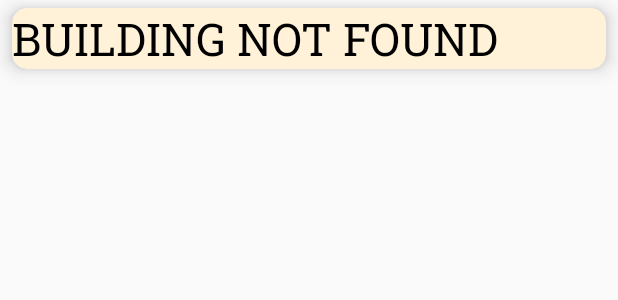
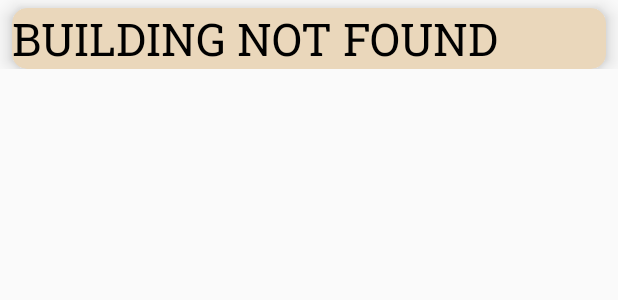
Before and after one commit to JavaJedis/BookIt, an Android app: the layout assign_buiding_recycler_view_row.xml on its own in the app's theme, with its tools: preview values and no code run, on a phone screen of 412 x 824 dp. Shown: the top 300 px of the screen. Run offline under Robolectric (Android 15) with nearby library versions, the light colour scheme and no system bars.

Commit message:
small debug and appearance changes

```diff
--- a/front_end/app/src/main/AndroidManifest.xml
+++ b/front_end/app/src/main/AndroidManifest.xml
@@ -37,10 +37,12 @@
             android:exported="false" />
         <activity
             android:name=".management.AdminManagementActivity"
-            android:exported="false" />
+            android:exported="false"
+            android:windowSoftInputMode="stateVisible|adjustPan" />
         <activity
             android:name=".management.AssignBuildingAdminActivity"
-            android:exported="false" />
+            android:exported="false"
+            android:windowSoftInputMode="stateVisible|adjustPan" />
         <activity
             android:name=".management.BuildingManagementActivity"
             android:exported="false" />
--- a/front_end/app/src/main/java/com/javajedis/bookit/management/BuildingManagementActivity.java
+++ b/front_end/app/src/main/java/com/javajedis/bookit/management/BuildingManagementActivity.java
@@ -57,10 +57,12 @@ public class BuildingManagementActivity extends AppCompatActivity implements Rec
 
 //        adminEmail = Authentication.getCurrentAccountEmail(this);
 
+        adminEmail = getIntent().getStringExtra("AdminEmail");
+
         GoogleSignInAccount account = GoogleSignIn.getLastSignedInAccount(BuildingManagementActivity.this);
 
         assert account != null;
-        adminEmail = account.getEmail();
+//        adminEmail = account.getEmail();
 
         adminHeading.setText(account.getGivenName());
 
@@ -95,8 +97,6 @@ public class BuildingManagementActivity extends AppCompatActivity implements Rec
                         // parse
                         JSONObject responseObject = new JSONObject(jsonResponse);
                         JSONArray data = responseObject.getJSONArray("data");
-                        System.out.println(data + "yoooooooooooooooooooooooo penis");
-
                         String managedBuilding = data.toString();
                         runOnUiThread(new Runnable() {
                             @Override
--- a/front_end/app/src/main/res/layout/assign_buiding_recycler_view_row.xml
+++ b/front_end/app/src/main/res/layout/assign_buiding_recycler_view_row.xml
@@ -1,7 +1,7 @@
 <?xml version="1.0" encoding="utf-8"?>
 <androidx.constraintlayout.widget.ConstraintLayout xmlns:android="http://schemas.android.com/apk/res/android"
     android:layout_width="match_parent"
-    android:layout_height="match_parent"
+    android:layout_height="wrap_content"
     xmlns:app="http://schemas.android.com/apk/res-auto">
 
     <androidx.cardview.widget.CardView
@@ -11,9 +11,10 @@
         android:layout_marginStart="8dp"
         android:layout_marginTop="5dp"
         android:layout_marginEnd="8dp"
-        app:cardBackgroundColor="#FFF2D8"
+        app:cardBackgroundColor="#EAD7BB"
         app:cardCornerRadius="10dp"
         app:cardElevation="8dp"
+        app:layout_constraintBottom_toBottomOf="parent"
         app:layout_constraintEnd_toEndOf="parent"
         app:layout_constraintStart_toStartOf="parent"
         app:layout_constraintTop_toTopOf="parent">
--- a/front_end/app/src/main/res/layout/building_recycler_view_row.xml
+++ b/front_end/app/src/main/res/layout/building_recycler_view_row.xml
@@ -7,11 +7,11 @@
     <androidx.cardview.widget.CardView
         android:layout_width="match_parent"
         android:layout_height="wrap_content"
+        android:layout_marginStart="8dp"
         android:layout_marginTop="5dp"
+        android:layout_marginEnd="8dp"
         android:layout_marginBottom="5dp"
-        android:layout_marginStart="8dp"
-        android:layout_marginEnd="8dp"
-        app:cardBackgroundColor="#FFF2D8"
+        app:cardBackgroundColor="#EAD7BB"
         app:cardCornerRadius="10dp"
         app:cardElevation="8dp"
         app:layout_constraintBottom_toBottomOf="parent"
```
Also changed, not shown: front_end/app/src/main/java/com/javajedis/bookit/MainActivity.java (+4 -29 lines), front_end/app/src/main/java/com/javajedis/bookit/management/DeleteBuildingActivity.java (+10 -9 lines).
